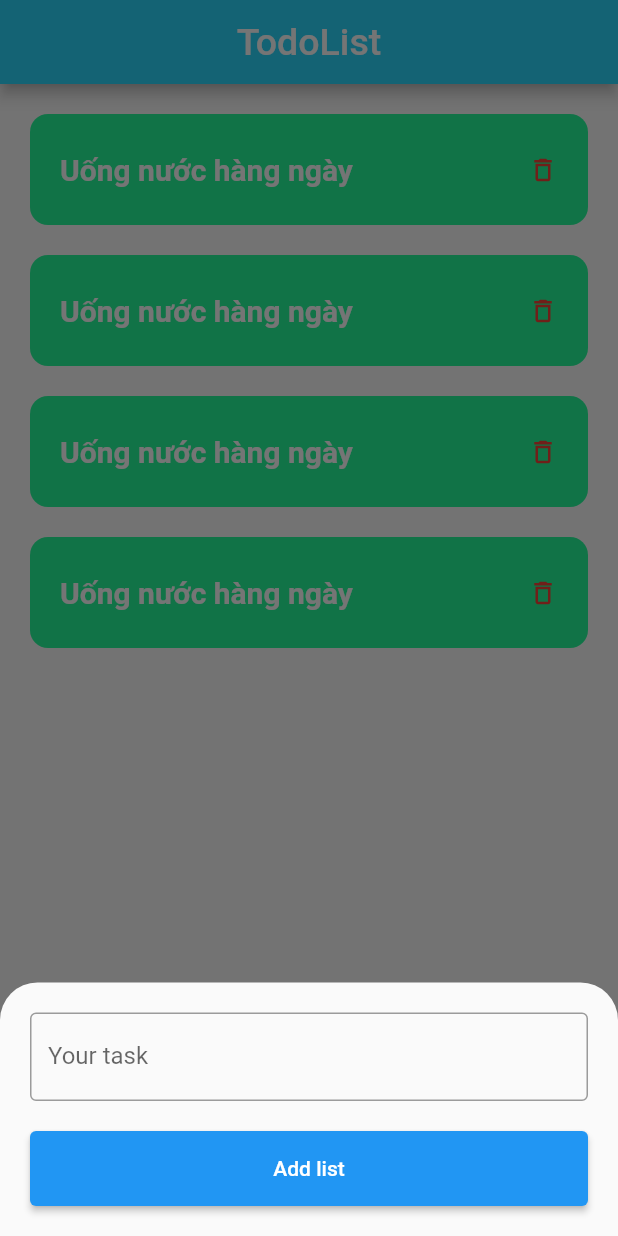
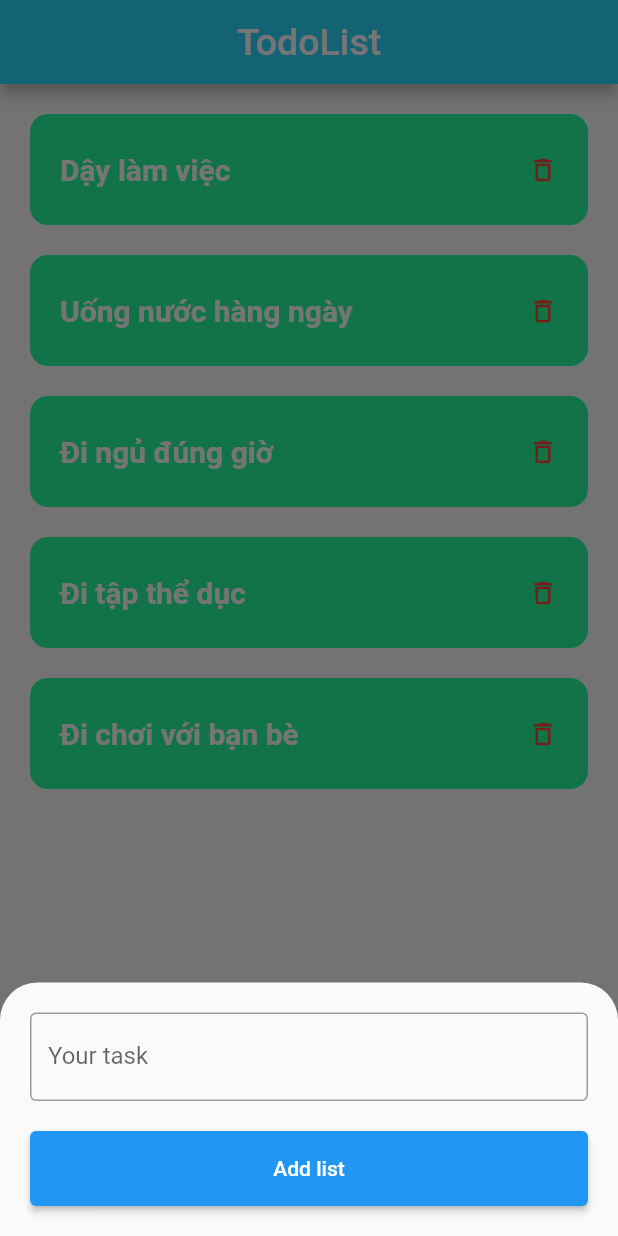
Before and after one commit to dinhtrungndt/todo_app_flutter, a Flutter app: the screen it shows after launch, after a tap on the "add" icon, on a phone screen of 412 x 824 dp. Run offline on Flutter 3.47's test engine with Material 2 defaults, Android fonts, the phone set to English and light mode, and no system bars.

Commit message:
Up load - Items trong modal

```diff
--- a/lib/main.dart
+++ b/lib/main.dart
@@ -4,14 +4,25 @@ import 'package:flutter/material.dart';
 import 'widget/listTodo.dart';
 import 'widget/modalBottom.dart';
 
+// Items
+import 'package:todo_app_flutter/modal/items.dart';
+
 void main(List<String> args) {
-  runApp(const MaterialApp(debugShowCheckedModeBanner: false, home: MyApp()));
+  runApp(MaterialApp(debugShowCheckedModeBanner: false, home: MyApp()));
 }
 
 class MyApp extends StatelessWidget {
-  const MyApp({
+  MyApp({
     Key? key,
   }) : super(key: key);
+
+  final List<DataItems> items = [
+    DataItems(id: '1', name: 'Dậy làm việc'),
+    DataItems(id: '2', name: 'Uống nước hàng ngày'),
+    DataItems(id: '3', name: 'Đi ngủ đúng giờ'),
+    DataItems(id: '4', name: 'Đi tập thể dục'),
+    DataItems(id: '5', name: 'Đi chơi với bạn bè'),
+  ];
 
   @override
   Widget build(BuildContext context) {
@@ -27,12 +38,7 @@ class MyApp extends StatelessWidget {
       body: SingleChildScrollView(
         padding: const EdgeInsets.symmetric(horizontal: 20, vertical: 20),
         child: Column(
-          children: [
-            listTodo(),
-            listTodo(),
-            listTodo(),
-            listTodo(),
-          ],
+          children: items.map((item) => listTodo(items: item)).toList(),
         ),
       ),
       floatingActionButton: FloatingActionButton(
--- /dev/null
+++ b/lib/modal/items.dart
@@ -0,0 +1,9 @@
+// ignore_for_file: public_member_api_docs, sort_constructors_first
+class DataItems {
+  final String id;
+  final String name;
+  DataItems({
+    required this.id,
+    required this.name,
+  });
+}
--- a/lib/widget/listTodo.dart
+++ b/lib/widget/listTodo.dart
@@ -1,6 +1,14 @@
 import 'package:flutter/material.dart';
 
-Container listTodo() {
+class listTodo extends StatelessWidget {
+  listTodo({
+    Key? key,
+    required this.items,
+  }) : super(key: key);
+
+  var items;
+  @override
+  Widget build(BuildContext context) {
     return Container(
       width: double.infinity,
       height: 74,
@@ -9,18 +17,19 @@ Container listTodo() {
         color: const Color.fromARGB(255, 37, 251, 155),
         borderRadius: BorderRadius.circular(12),
       ),
-    child: const Padding(
-      padding: EdgeInsets.symmetric(horizontal: 20, vertical: 20),
-      child: Row(mainAxisAlignment: MainAxisAlignment.spaceBetween, children: [
+      child: Padding(
+        padding: const EdgeInsets.symmetric(horizontal: 20, vertical: 20),
+        child:
+            Row(mainAxisAlignment: MainAxisAlignment.spaceBetween, children: [
           Text(
-          'Uống nước hàng ngày',
-          style: TextStyle(
+            items.name,
+            style: const TextStyle(
               fontSize: 20,
               color: Color.fromARGB(255, 255, 255, 255),
               fontWeight: FontWeight.bold,
             ),
           ),
-        Icon(
+          const Icon(
             Icons.delete_outline,
             color: Colors.red,
             size: 20,
@@ -29,3 +38,4 @@ Container listTodo() {
       ),
     );
   }
+}
```
Lines whose indentation alone changed are shown as unchanged.
